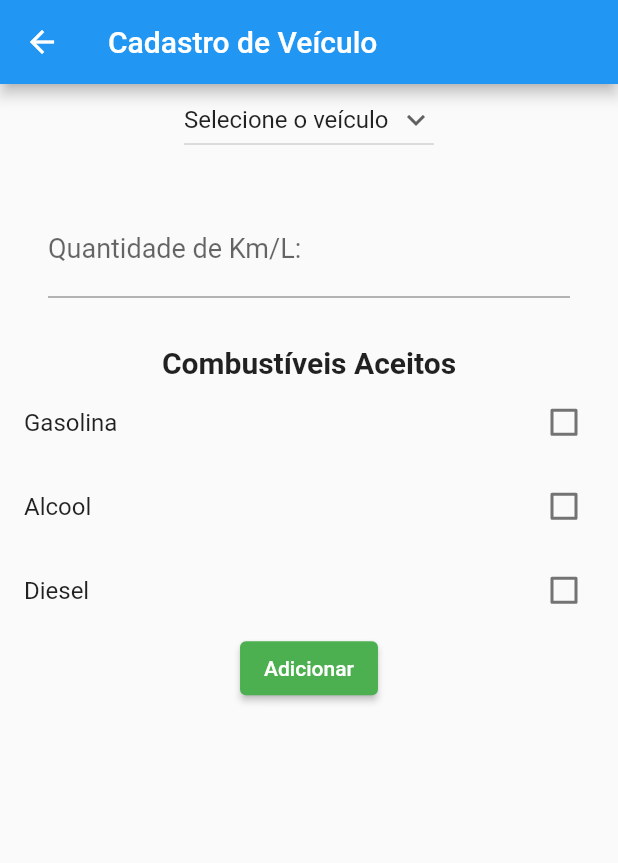
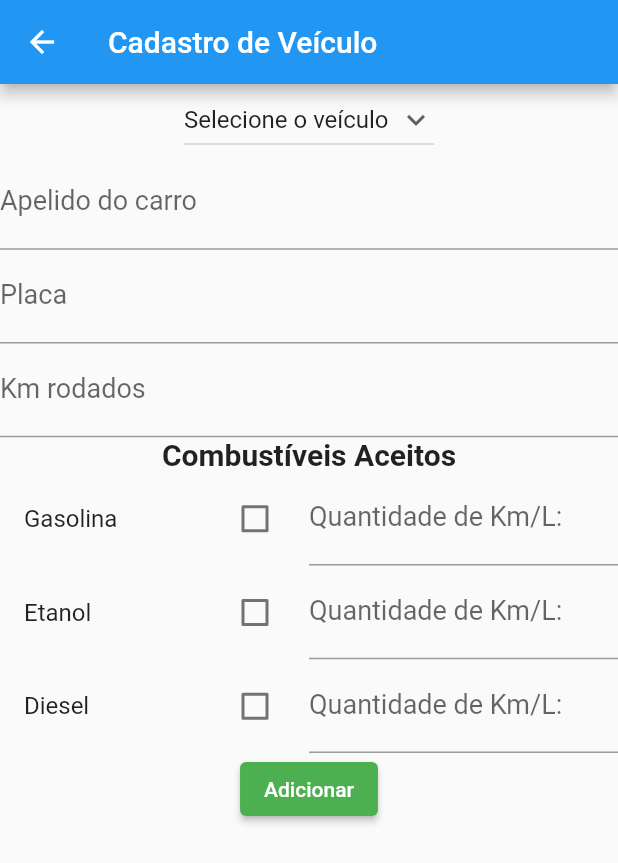
Before and after one commit to GomideLeo/grupo-do-carro, a Flutter app: the CadastroVeiculo screen opened by its route, on a phone screen of 412 x 824 dp. Shown: the top 863 px of the screen. Run offline on Flutter 3.47's test engine with Material 2 defaults, Android fonts, the phone set to English and light mode, and no system bars; our stand-ins replace flutter_svg, shared_preferences, sqflite; accounts and stored records are empty; network calls fail.

Commit message:
cadastro veiculo tela

```diff
--- a/gupo_carro/lib/model/CarModel.dart
+++ b/gupo_carro/lib/model/CarModel.dart
@@ -2,7 +2,7 @@ import 'package:gupo_carro/model/GasStatsModel.dart';
 import 'package:gupo_carro/model/OdometerModel.dart';
 
 class CarModel {
-  int id;
+  String id;
   String nickname;
   String plate;
   String? modelo;
--- a/gupo_carro/lib/shared/AppData.dart
+++ b/gupo_carro/lib/shared/AppData.dart
@@ -9,7 +9,7 @@ import 'package:gupo_carro/model/OdometerModel.dart';
 class AppData extends InheritedWidget {
    int selected = 0;
   final List<CarModel> carList = [CarModel(
-      id: 1,
+      id: "1",
       nickname: "teste01",
       photo: "https://source.unsplash.com/collection/31212027",
       plate: "ABC1234",
@@ -19,7 +19,7 @@ class AppData extends InheritedWidget {
         GasStatsModel(gasType: "Etanol", rate: 8.5)
       ]),
       CarModel(
-        id: 2,
+        id: "2",
         nickname: "teste02",
         photo: "https://source.unsplash.com/collection/31212027",
         plate: "DEF5678",
@@ -29,7 +29,7 @@ class AppData extends InheritedWidget {
           GasStatsModel(gasType: "Etanol", rate: 7.8)
       ]),
       CarModel(
-        id: 3,
+        id: "3",
         nickname: "teste03",
         photo: "https://source.unsplash.com/collection/31212027",
         plate: "GHI3456",
--- a/gupo_carro/lib/shared/CadastroVeiculo.dart
+++ b/gupo_carro/lib/shared/CadastroVeiculo.dart
@@ -1,4 +1,24 @@
+import 'dart:developer';
+import 'dart:ui';
+
 import 'package:flutter/material.dart';
+import 'package:gupo_carro/model/CarModel.dart';
+import 'package:gupo_carro/model/GasStatsModel.dart';
+import 'package:gupo_carro/model/OdometerModel.dart';
+import 'package:shared_preferences/shared_preferences.dart';
+import 'package:uuid/uuid.dart';
+
+class _AcceptGas {
+  String name;
+  bool accept;
+  final TextEditingController textEditingController = TextEditingController();
+
+  double getRate() {
+    return double.parse(textEditingController.text);
+  }
+
+  _AcceptGas(this.name, this.accept);
+}
 
 class CadastroVeiculo extends StatefulWidget {
   const CadastroVeiculo({Key? key}) : super(key: key);
@@ -8,16 +28,40 @@ class CadastroVeiculo extends StatefulWidget {
 }
 
 class _CadastroVeiculoState extends State<CadastroVeiculo> {
-  final TextEditingController _textEditingController = TextEditingController(); //instanciar o objeto para controlar o campo de texto
-  bool _gasolina = false;
-  bool _alcool = false;
-  bool _diesel = false;
+  //instanciar o objeto para controlar o campo de texto
+  final List<_AcceptGas> _gasTypes = [
+    _AcceptGas("Gasolina", false),
+    _AcceptGas("Etanol", false),
+    _AcceptGas("Diesel", false)
+  ];
 
-  var teste = {
-    "Gasolina": {"accept": false, "rate": 0},
-    "Etanol": {"accept": false, "rate": 0},
-    "Diesel": {"accept": false, "rate": 0}
-  };
+  final TextEditingController _nicknameEditingController =
+      TextEditingController();
+  final TextEditingController _plateEditingController = TextEditingController();
+  final TextEditingController _odometerEditingController =
+      TextEditingController();
+
+  // _salvarDados() async {
+  //   String valorDigitado = _textEditingController.text;
+  //   final prefs = await SharedPreferences.getInstance();
+  //   await prefs.setString(
+  //       "nome", valorDigitado); // a chave será usada para recuperar dados
+  //   print("Operação salvar: $valorDigitado");
+  // }
+
+  // _recuperarDados() async {
+  //   final prefs = await SharedPreferences.getInstance();
+  //   // setState(() {
+  //   //   _textoSalvo = prefs.getString("nome") ?? "Sem valor";
+  //   // });
+  //   print("Operação recuperar: ");
+  // }
+
+  // _removerDados() async {
+  //   final prefs = await SharedPreferences.getInstance();
+  //   prefs.remove("nome");
+  //   // print("Operação remover");
+  // }
 
   // Initial Selected Value
   String dropdownvalue = 'Selecione o veículo';
@@ -66,6 +110,8 @@ class _CadastroVeiculoState extends State<CadastroVeiculo> {
       ),
       body: Column(
         children: <Widget>[
+          Row(
+            children: [
               DropdownButton(
                 // Initial Value
                 value: dropdownvalue,
@@ -88,127 +134,111 @@ class _CadastroVeiculoState extends State<CadastroVeiculo> {
                   });
                 },
               ),
-          Padding(
-            padding: const EdgeInsets.all(32),
-            child: TextField(
-              keyboardType: TextInputType.number,
-              decoration: const InputDecoration(labelText: "Quantidade de Km/L: "),
+            ],
+            mainAxisAlignment: MainAxisAlignment.center,
+          ),
+          TextField(
+            keyboardType: TextInputType.text,
+            decoration: const InputDecoration(labelText: "Apelido do carro"),
             style: const TextStyle(
               fontSize: 18,
             ),
             controller:
-                  _textEditingController, //controlador do nosso campo de texto
+                _nicknameEditingController, //controlador do nosso campo de texto
           ),
+          TextField(
+            keyboardType: TextInputType.text,
+            decoration: const InputDecoration(labelText: "Placa"),
+            style: const TextStyle(
+              fontSize: 18,
             ),
+            controller:
+                _plateEditingController, //controlador do nosso campo de texto
+          ),
+          TextField(
+            keyboardType: TextInputType.number,
+            decoration: const InputDecoration(labelText: "Km rodados"),
+            style: const TextStyle(
+              fontSize: 18,
+            ),
+            controller:
+                _odometerEditingController, //controlador do nosso campo de texto
+          ),
+          Column(
+            children: [
               const Text(
                 'Combustíveis Aceitos',
                 textAlign: TextAlign.center,
                 overflow: TextOverflow.ellipsis,
                 style: TextStyle(fontWeight: FontWeight.bold, fontSize: 20.0),
               ),
-          CheckboxListTile(
-              title: const Text("Gasolina"),
-              value: _gasolina,
-              onChanged: (bool? valor) {
-                setState(() {
-                  _gasolina = valor ?? false;
-                });
-              }),
-          CheckboxListTile(
-              title: const Text("Alcool"),
-              value: _alcool,
-              onChanged: (bool? valor) {
-                setState(() {
-                  _alcool = valor ?? false;
-                });
-              }),
-          CheckboxListTile(
-              title: const Text("Diesel"),
-              value: _diesel,
-              onChanged: (bool? valor) {
-                setState(() {
-                  _diesel = valor ?? false;
-                });
-              }),
+              Column(
+                  children:
+                      _gasTypes.map((type) => buildGasTypeThing(type)).toList())
+            ],
+          ),
           ElevatedButton(
             child: const Text("Adicionar"),
             style: ElevatedButton.styleFrom(
               primary: Colors.green,
             ),
             onPressed: () {
-              Navigator.pop(context);
+              log(convertToCarModel().gasStats![0].toString());
             },
           ),
         ],
       ),
     );
   }
+
+  Widget buildGasTypeThing(_AcceptGas thing) {
+    return Row(
+      children: [
+        Expanded(
+          child: CheckboxListTile(
+              title: Text(thing.name),
+              value: thing.accept,
+              onChanged: (bool? valor) {
+                setState(() {
+                  thing.accept = valor ?? false;
+                });
+              }),
+        ),
+        Expanded(
+          child: TextField(
+            readOnly: !thing.accept,
+            keyboardType: TextInputType.number,
+            decoration:
+                const InputDecoration(labelText: "Quantidade de Km/L: "),
+            style: const TextStyle(
+              fontSize: 18,
+            ),
+            controller: thing
+                .textEditingController, //controlador do nosso campo de texto
+          ),
+        )
+      ],
+    );
   }
 
-//
-// class EntradaCheckBox extends StatefulWidget {
-//   @override
-//   _EntradaCheckBoxState createState() => _EntradaCheckBoxState();
-// }
-//
-// class _EntradaCheckBoxState extends State<EntradaCheckBox> {
-//   bool _gasolina = false;
-//   bool _alcool = false;
-//   bool _diesel = false;
-//   @override
-//   Widget build(BuildContext context) {
-//     return Scaffold(
-//       appBar: AppBar(
-//         title: Text("Cadastro de veículo:"),
-//       ),
-//       body: Container(
-//         child: Row(
-//           children: <Widget>[
-//             CheckboxListTile(
-//                 title: Text("Gasolina"),
-//
-//                 value: _gasolina,
-//                 onChanged: (bool valor){
-//                   setState(() {
-//                     _gasolina = valor;
-//                   });
-//                 }
-//             ),
-//             CheckboxListTile(
-//                 title: Text("Alcool"),
-//
-//                 value: _alcool,
-//                 onChanged: (bool valor){
-//                   setState(() {
-//                     _alcool = valor;
-//                   });
-//                 }
-//             ),
-//             CheckboxListTile(
-//                 title: Text("Diesel"),
-//
-//                 value: _diesel,
-//                 onChanged: (bool valor){
-//                   setState(() {
-//                     _diesel = valor;
-//                   });
-//                 }
-//             ),
-//             ElevatedButton(
-//                 child: Text("Salvar"),
-//                 onPressed: (){
-//                   print(
-//                       " Gasolina: " +_gasolina.toString() +
-//                           " Alcool: " +_alcool.toString() +
-//                           " Diesel: " +_diesel.toString()
-//                   );
-//                 }
-//             ),
-//
-//           ],
-//         ),
-//
-//       ),
-//     );
-//   }
-// }
+  CarModel convertToCarModel() {
+    var uuid = Uuid();
+    List<GasStatsModel> gasStats = [];
+
+    for (var t in _gasTypes) {
+      if (t.accept) {
+        gasStats.add(GasStatsModel(gasType: t.name, rate: t.getRate()));
+      }
+    }
+
+    return CarModel(
+        id: uuid.v4(),
+        nickname: _nicknameEditingController.text,
+        plate: _plateEditingController.text,
+        odometer: _odometerEditingController.text != ""
+            ? OdometerModel(value: int.parse(_odometerEditingController.text))
+            : null,
+        modelo: dropdownvalue,
+        gasStats: gasStats);
+  }
+}
--- a/gupo_carro/pubspec.yaml
+++ b/gupo_carro/pubspec.yaml
@@ -31,6 +31,8 @@ dependencies:
     sdk: flutter
   sqflite:
   path:
+  shared_preferences:
+  uuid:
 
   # The following adds the Cupertino Icons font to your application.
   # Use with the CupertinoIcons class for iOS style icons.
@@ -42,6 +44,8 @@ dev_dependencies:
     sdk: flutter
   sqflite:
   path:
+  shared_preferences:
+  uuid:
 
   # The "flutter_lints" package below contains a set of recommended lints to
   # encourage good coding practices. The lint set provided by the package is
```
Also changed, not shown: gupo_carro/lib/shared/SelecionarServico.dart (+20 -11 lines), gupo_carro/pubspec.lock. Lines whose indentation alone changed are shown as unchanged.
